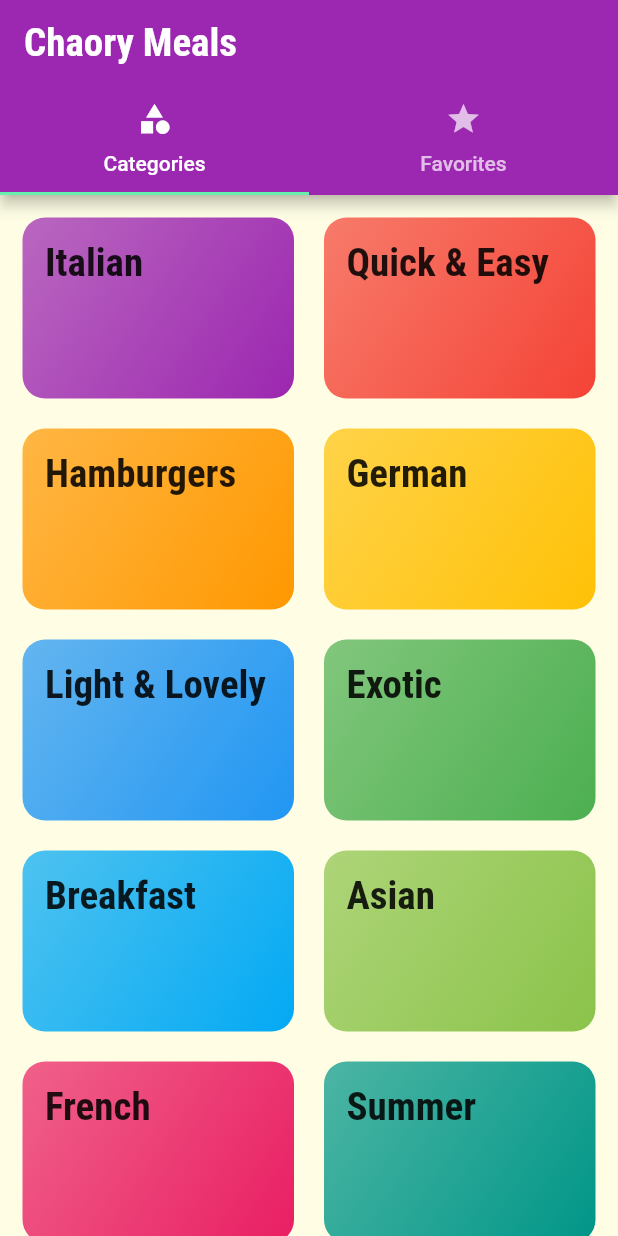
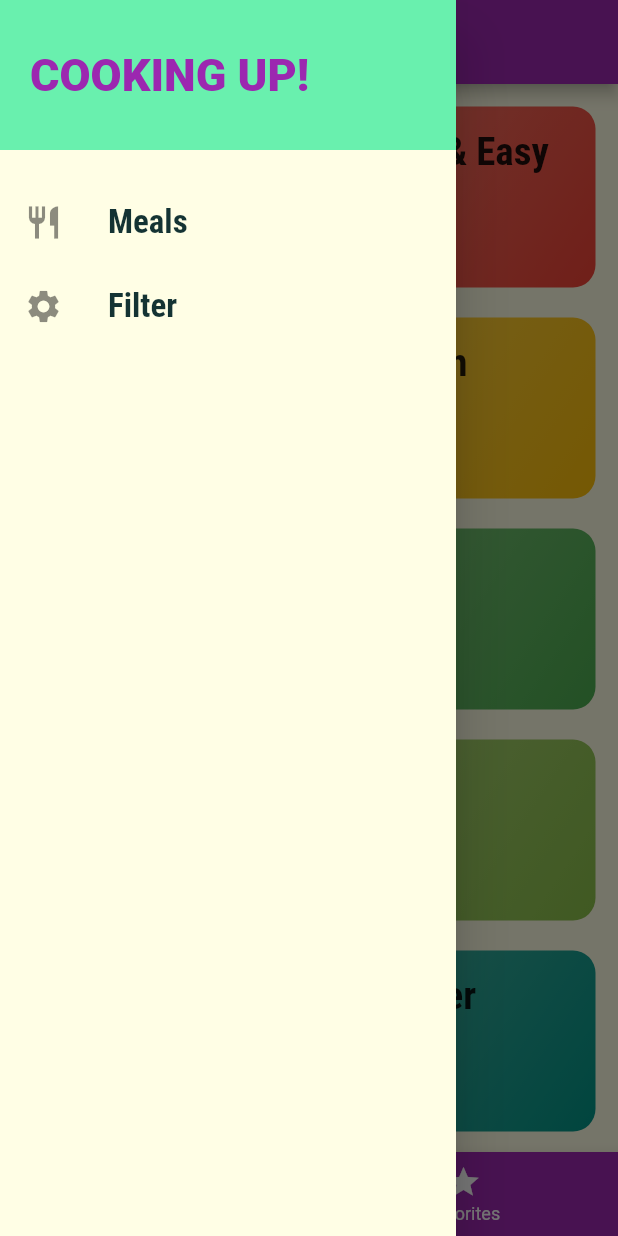
Before and after one commit to otitibeth/recipe_app, a Flutter app: the screen it shows after launch, with the side drawer open (before the commit the screen has no drawer), on a phone screen of 412 x 824 dp. Run offline on Flutter 3.47's test engine with Material 2 defaults, Android fonts, the phone set to English and light mode, and no system bars; Roboto replaces fonts that are missing (Raleway).

Commit message:
end of tutorial

```diff
--- a/lib/main.dart
+++ b/lib/main.dart
@@ -1,5 +1,8 @@
 import 'package:flutter/material.dart';
 
+import './models/meals.dart';
+import './dummy_data.dart';
+import './screens/Filter_screen.dart';
 import './screens/tabs_screen.dart';
 import './screens/meal_detail_screen.dart';
 import './screens/categories_meals_screen.dart';
@@ -7,8 +10,64 @@ import './screens/categories_screen.dart';
 
 void main() => runApp(const MyApp());
 
-class MyApp extends StatelessWidget {
+class MyApp extends StatefulWidget {
   const MyApp({Key? key}) : super(key: key);
+
+  @override
+  State<MyApp> createState() => _MyAppState();
+}
+
+class _MyAppState extends State<MyApp> {
+  Map<String, bool> _filters = {
+    'gluten': false,
+    'vegan': false,
+    'vegetarian': false,
+    'lactose': false,
+  };
+  List<Meal> _availableMeals = DUMMY_MEALS;
+  List<Meal> _favoriteMeals = [];
+
+  void _setFilters(Map<String, bool> filterData) {
+    setState(() {
+      _filters = filterData;
+
+      _availableMeals = DUMMY_MEALS.where((meal) {
+        if (_filters['gluten'] == true && !meal.isGlutenFree) {
+          return false;
+        }
+        if (_filters['lactose'] == true && !meal.isLactoseFree) {
+          return false;
+        }
+        if (_filters['vegan'] == true && !meal.isVegan) {
+          return false;
+        }
+        if (_filters['vegetarian'] == true && !meal.isVegetarian) {
+          return false;
+        }
+        return true;
+      }).toList();
+    });
+  }
+
+  void _toggleFavorite(String mealId) {
+    final existingIndex =
+        _favoriteMeals.indexWhere((meal) => meal.id == mealId);
+    if (existingIndex >= 0) {
+      setState(() {
+        _favoriteMeals.removeAt(existingIndex);
+      });
+    } else {
+      setState(() {
+        _favoriteMeals.add(
+          DUMMY_MEALS.firstWhere((meal) => meal.id == mealId),
+        );
+      });
+    }
+  }
+
+  bool _isMealFavorite(String id) {
+    return _favoriteMeals.any((meal) => meal.id == id);
+  }
 
   @override
   Widget build(BuildContext context) {
@@ -36,9 +95,12 @@ class MyApp extends StatelessWidget {
       ),
       // home: const CategoriesScreen(),
       routes: {
-        '/': (ctx) => const TabsScreen(),
-        CategoriesMealScreen.routeName: (ctx) => const CategoriesMealScreen(),
-        MealDetailScreen.routeName: (ctx) => const MealDetailScreen(),
+        '/': (ctx) => TabsScreen(_favoriteMeals),
+        CategoriesMealScreen.routeName: (ctx) =>
+            CategoriesMealScreen(_availableMeals),
+        MealDetailScreen.routeName: (ctx) =>
+            MealDetailScreen(_toggleFavorite, _isMealFavorite),
+        FilterScreen.routeName: (ctx) => FilterScreen(_filters, _setFilters),
       },
       onGenerateRoute: (settings) {
         print(settings.arguments);
--- a/lib/screens/tabs_screen.dart
+++ b/lib/screens/tabs_screen.dart
@@ -1,41 +1,67 @@
 import 'package:flutter/material.dart';
 
+import '../widgets/main_drawer.dart';
 import './favorites_screen.dart';
 import './categories_screen.dart';
+import '../models/meals.dart';
 
 class TabsScreen extends StatefulWidget {
-  const TabsScreen({Key? key}) : super(key: key);
+  const TabsScreen(this.favoriteMeals, {Key? key}) : super(key: key);
+
+  final List<Meal> favoriteMeals;
 
   @override
   _TabsScreenState createState() => _TabsScreenState();
 }
 
 class _TabsScreenState extends State<TabsScreen> {
+  late List<Map<String, dynamic>> _pages;
+  int _selectedPageIndex = 0;
+
+  @override
+  initState() {
+    _pages = [
+      {'page': const CategoriesScreen(), 'title': 'Chaory Meals'},
+      {'page': FavoritesScreen(widget.favoriteMeals), 'title': 'My Favorites'}
+    ];
+    super.initState();
+  }
+
+  void _selectpage(int index) {
+    setState(() {
+      _selectedPageIndex = index;
+    });
+  }
+
   @override
   Widget build(BuildContext context) {
-    return DefaultTabController(
-      length: 2,
-      child: Scaffold(
-        appBar: AppBar(
-          title: const Text('Chaory Meals'),
-          bottom: const TabBar(
-            tabs: [
-              Tab(
-                icon: Icon(
-                  Icons.category,
-                ),
-                text: 'Categories',
-              ),
-              Tab(icon: Icon(Icons.star), text: 'Favorites'),
-            ],
+    return Scaffold(
+      appBar: AppBar(
+        title: Text(
+          _pages[_selectedPageIndex]['title'],
+        ),
+      ),
+      drawer: MainDrawer(),
+      body: _pages[_selectedPageIndex]['page'],
+      bottomNavigationBar: BottomNavigationBar(
+        onTap: _selectpage,
+        backgroundColor: Theme.of(context).primaryColor,
+        unselectedItemColor: Colors.white,
+        selectedItemColor: Theme.of(context).colorScheme.secondary,
+        currentIndex: _selectedPageIndex,
+        // type: BottomNavigationBarType.shifting,
+        items: [
+          BottomNavigationBarItem(
+            backgroundColor: Theme.of(context).primaryColor,
+            icon: const Icon(Icons.category),
+            label: 'Categories',
           ),
-        ),
-        body: TabBarView(
-          children: [
-            CategoriesScreen(),
-            FavoritesScreen(),
-          ],
-        ),
+          BottomNavigationBarItem(
+            backgroundColor: Theme.of(context).primaryColor,
+            icon: const Icon(Icons.star),
+            label: 'Favorites',
+          ),
+        ],
       ),
     );
   }
--- /dev/null
+++ b/lib/widgets/main_drawer.dart
@@ -0,0 +1,59 @@
+import 'package:flutter/material.dart';
+
+import '../screens/Filter_screen.dart';
+
+class MainDrawer extends StatelessWidget {
+  const MainDrawer({Key? key}) : super(key: key);
+
+  Widget buildListTile(String title, IconData icon, Function() tapHandler) {
+    return ListTile(
+      leading: Icon(
+        icon,
+        size: 26,
+      ),
+      title: Text(
+        title,
+        style: const TextStyle(
+          fontFamily: 'RobotoCondensed',
+          fontWeight: FontWeight.bold,
+          fontSize: 22,
+        ),
+      ),
+      onTap: tapHandler,
+    );
+  }
+
+  @override
+  Widget build(BuildContext context) {
+    return Drawer(
+      child: Column(
+        children: [
+          Container(
+            width: double.infinity,
+            height: 100,
+            padding: const EdgeInsets.all(20),
+            alignment: Alignment.centerLeft,
+            color: Theme.of(context).colorScheme.secondary,
+            child: Text(
+              'COOKING UP!',
+              style: TextStyle(
+                fontWeight: FontWeight.w900,
+                fontSize: 30,
+                color: Theme.of(context).primaryColor,
+              ),
+            ),
+          ),
+          const SizedBox(
+            height: 20,
+          ),
+          buildListTile('Meals', Icons.restaurant, () {
+            Navigator.of(context).pushReplacementNamed('/');
+          }),
+          buildListTile('Filter', Icons.settings, () {
+            Navigator.of(context).pushReplacementNamed(FilterScreen.routeName);
+          }),
+        ],
+      ),
+    );
+  }
+}
```
Also changed, not shown: lib/screens/categories_meals_screen.dart (+48 -21 lines), lib/screens/favorites_screen.dart (+25 -4 lines), lib/screens/filter_screen.dart (added, +141 -0 lines), lib/screens/meal_detail_screen.dart (+11 -1 lines), lib/widgets/meal_item.dart (+8 -2 lines).
